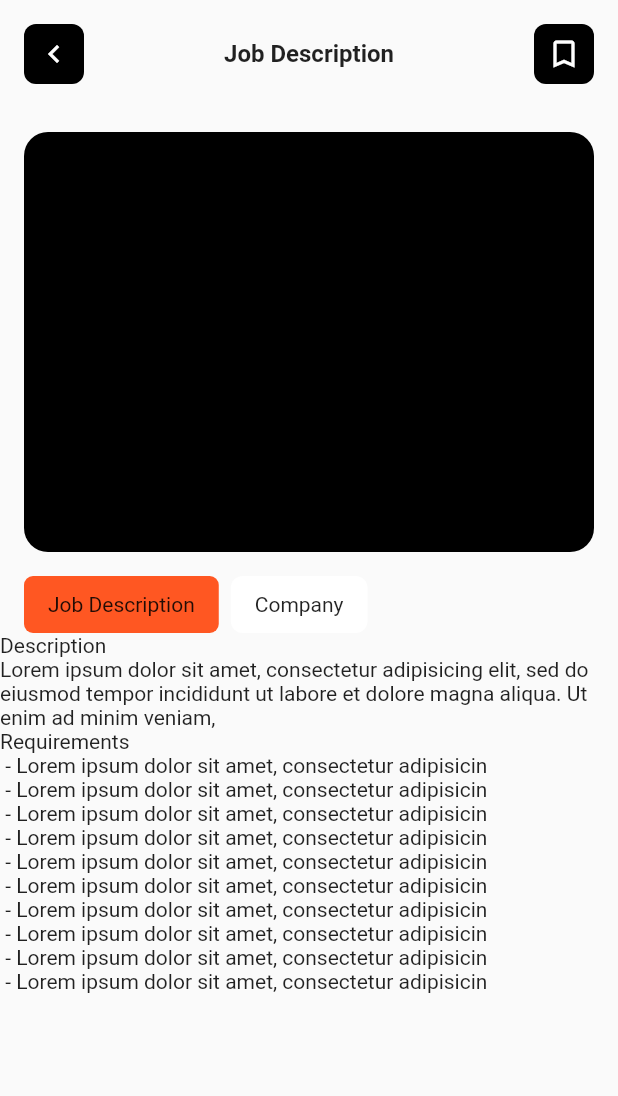
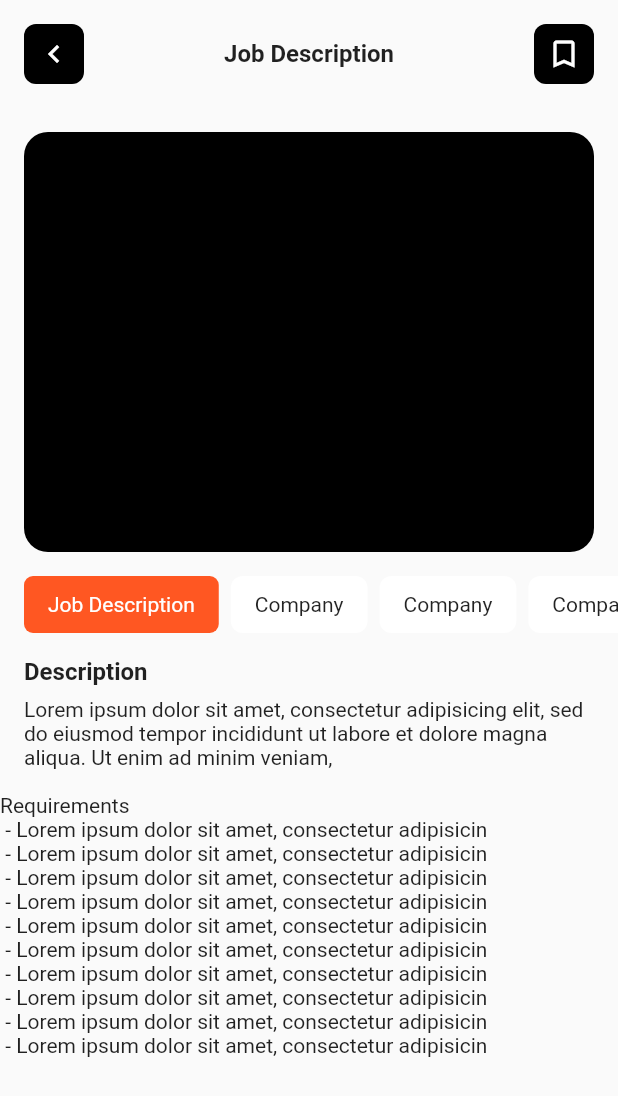
Before and after one commit to JAICHANGPARK/flutter_notebook_chapter_21, a Flutter app: the JobDescriptionPage screen opened directly, on a phone screen of 412 x 824 dp. Shown: the top 1096 px of the screen. Run offline on Flutter 3.47's test engine with Material 2 defaults, Android fonts, the phone set to English and light mode, and no system bars; our stand-ins replace badges, dots_indicator, fl_chart, flutter_riverpod; missing offline and left inert: candlesticks; network calls fail.

Commit message:
Update job_description_page.dart

```diff
--- a/lib/ep1237_job_finder_app/src/ui/job_description_page.dart
+++ b/lib/ep1237_job_finder_app/src/ui/job_description_page.dart
@@ -90,7 +90,34 @@ class _JobDescriptionPageState extends State<JobDescriptionPage> {
                             ),
                             padding: EdgeInsets.symmetric(horizontal: 16, vertical: 4),
                             child: Center(
-                              child: Text("Job Description"),
+                              child: Text(
+                                "Job Description",
+                                style: TextStyle(
+                                  color: Colors.white,
+                                ),
+                              ),
+                            ),
+                          ),
+                          Container(
+                            margin: EdgeInsets.only(right: 8),
+                            decoration: BoxDecoration(
+                              color: Colors.white,
+                              borderRadius: BorderRadius.circular(8),
+                            ),
+                            padding: EdgeInsets.symmetric(horizontal: 16, vertical: 4),
+                            child: Center(
+                              child: Text("Company"),
+                            ),
+                          ),
+                          Container(
+                            margin: EdgeInsets.only(right: 8),
+                            decoration: BoxDecoration(
+                              color: Colors.white,
+                              borderRadius: BorderRadius.circular(8),
+                            ),
+                            padding: EdgeInsets.symmetric(horizontal: 16, vertical: 4),
+                            child: Center(
+                              child: Text("Company"),
                             ),
                           ),
                           Container(
@@ -108,14 +135,24 @@ class _JobDescriptionPageState extends State<JobDescriptionPage> {
                       ),
                     ),
                   ),
-                  Column(
+                  Padding(
+                    padding: const EdgeInsets.all(16.0),
+                    child: Column(
                       crossAxisAlignment: CrossAxisAlignment.start,
                       children: [
                         Text(
                           "Description",
+                          style: TextStyle(
+                            fontWeight: FontWeight.bold,
+                            fontSize: 16
+                          ),
+                        ),
+                        SizedBox(
+                          height: 8,
                         ),
                         Text("${loremIpsum.substring(0, 150)}"),
                       ],
+                    ),
                   ),
                   Text(
                     "Requirements",
```
Lines whose indentation alone changed are shown as unchanged.
